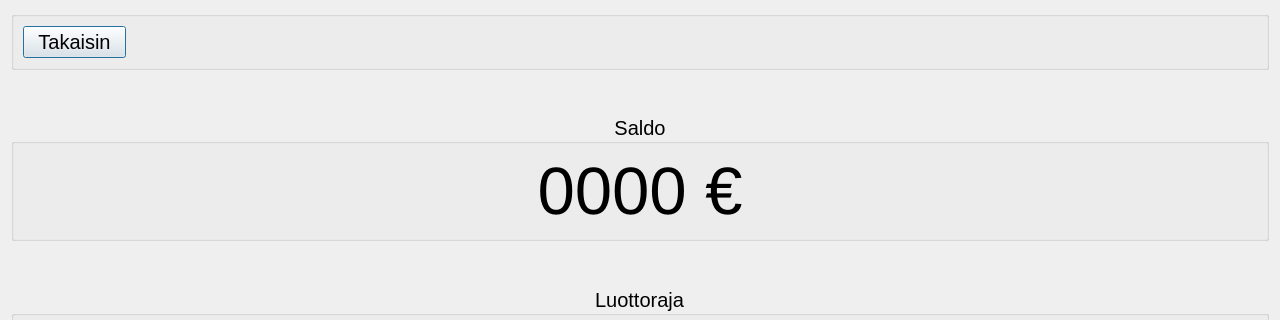
JnsRdnp/ATM-Simulator, file frontend/balanceDLL/balancedialog.ui: the form before one commit; both pictures show x 0 to 1280 and y 0 to 320 of the 1280 by 720 pixel window.
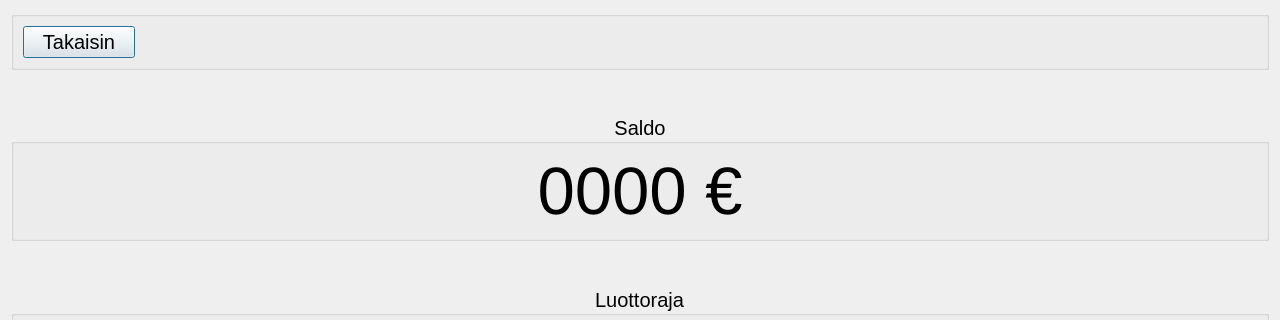
The form after the commit.

```diff
--- a/frontend/balanceDLL/balancedialog.ui
+++ b/frontend/balanceDLL/balancedialog.ui
@@ -42,7 +42,7 @@
      <property name="checkable">
       <bool>false</bool>
      </property>
-     <layout class="QHBoxLayout" name="horizontalLayout_2" stretch="1,11">
+     <layout class="QHBoxLayout" name="horizontalLayout_2" stretch="1,10">
       <item>
        <widget class="QPushButton" name="btnReturn">
         <property name="font">
```
